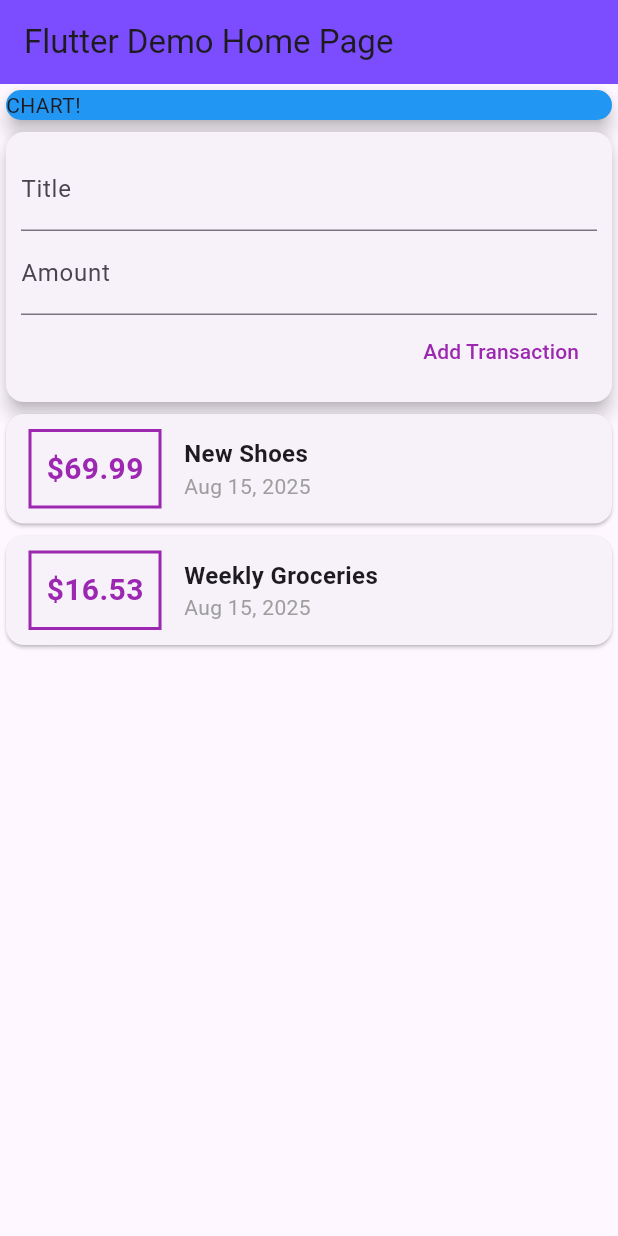
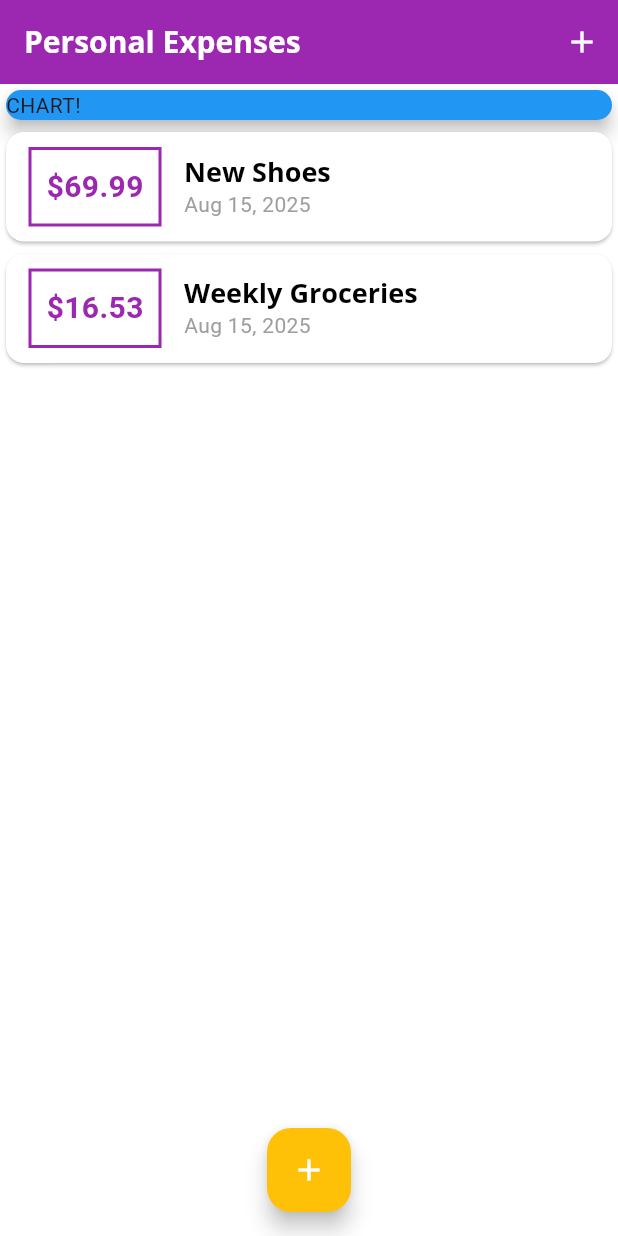
Before and after one commit to kikispark/personal_expenses_app_flutter, a Flutter app: the screen it shows after launch, on a phone screen of 412 x 824 dp. Run offline on Flutter 3.47's test engine with Material 3 defaults, Android fonts, the light colour scheme and no system bars.

Commit message:
add themes and fonts

```diff
--- a/lib/main.dart
+++ b/lib/main.dart
@@ -1,4 +1,7 @@
-import '/widgets/user_transaction.dart';
+import '/widgets/transaction_list.dart';
+
+import '../models/transaction.dart';
+import '/widgets/new_transaction.dart';
 
 import 'package:flutter/material.dart';
 
@@ -8,17 +11,94 @@
   const MyApp({super.key});
   @override
   Widget build(BuildContext context) {
-    return MaterialApp(title: 'Flutter Demo', home: MyHomePage());
+    return MaterialApp(
+      title: 'Personal Expenses',
+      theme: ThemeData(
+        fontFamily: 'Quicksand',
+        textTheme: ThemeData().textTheme.copyWith(
+          titleLarge: TextStyle(
+            fontFamily: 'OpenSans',
+            fontSize: 18,
+            fontWeight: FontWeight.bold,
+          ),
+        ),
+        colorScheme: ColorScheme.fromSwatch(
+          primarySwatch: Colors.purple,
+          accentColor: Colors.amber,
+        ),
+        useMaterial3: true,
+        appBarTheme: AppBarTheme(
+          backgroundColor: Colors.purple,
+          foregroundColor: Colors.white,
+          titleTextStyle: TextStyle(
+            fontFamily: 'OpenSans',
+            fontSize: 20,
+            fontWeight: FontWeight.bold,
+          ),
+        ),
+      ),
+      home: MyHomePage(),
+    );
   }
 }
 
-class MyHomePage extends StatelessWidget {
+class MyHomePage extends StatefulWidget {
+  @override
+  State<MyHomePage> createState() => _MyHomePageState();
+}
+
+class _MyHomePageState extends State<MyHomePage> {
+  final List<Transaction> _userTransactions = [
+    Transaction(
+      id: 't1',
+      title: 'New Shoes',
+      amount: 69.99,
+      date: DateTime.now(),
+    ),
+    Transaction(
+      id: 't2',
+      title: 'Weekly Groceries',
+      amount: 16.53,
+      date: DateTime.now(),
+    ),
+  ];
+
+  void _addNewTransaction(String txTitle, double txAmount) {
+    final newTx = Transaction(
+      title: txTitle,
+      amount: txAmount,
+      date: DateTime.now(),
+      id: DateTime.now().toString(),
+    );
+
+    setState(() {
+      _userTransactions.add(newTx);
+    });
+  }
+
+  void _startAddNewTransaction(BuildContext ctx) {
+    showModalBottomSheet(
+      context: ctx,
+      builder: (_) {
+        return NewTransaction(_addNewTransaction);
+      },
+    );
+  }
+
   @override
   Widget build(BuildContext context) {
     return Scaffold(
       appBar: AppBar(
-        title: Text('Flutter Demo Home Page'),
-        backgroundColor: Colors.deepPurpleAccent,
+        title: Text('Personal Expenses'),
+
+        actions: <Widget>[
+          IconButton(
+            icon: Icon(Icons.add),
+            onPressed: () {
+              _startAddNewTransaction(context);
+            },
+          ),
+        ],
       ),
       body: SingleChildScrollView(
         child: Column(
@@ -33,10 +113,17 @@
                 child: Text('CHART!'),
               ),
             ),
-
-            UserTransaction(),
+            TransactionList(_userTransactions),
           ],
         ),
+      ),
+      floatingActionButtonLocation: FloatingActionButtonLocation.centerFloat,
+      floatingActionButton: FloatingActionButton(
+        backgroundColor: Theme.of(context).colorScheme.secondary,
+        child: Icon(Icons.add),
+        onPressed: () {
+          _startAddNewTransaction(context);
+        },
       ),
     );
   }
--- a/lib/widgets/new_transaction.dart
+++ b/lib/widgets/new_transaction.dart
@@ -1,11 +1,28 @@
 import 'package:flutter/material.dart';
 
-class NewTransaction extends StatelessWidget {
+class NewTransaction extends StatefulWidget {
   final Function addTx;
+
+  NewTransaction(this.addTx);
+
+  @override
+  State<NewTransaction> createState() => _NewTransactionState();
+}
+
+class _NewTransactionState extends State<NewTransaction> {
   final titleController = TextEditingController();
+
   final amountController = TextEditingController();
 
-  NewTransaction(this.addTx);
+  void submitData() {
+    final enteredTitle = titleController.text;
+    final enteredAmount = double.parse(amountController.text);
+    if (enteredTitle.isEmpty || enteredAmount <= 0) {
+      return;
+    }
+    widget.addTx(enteredTitle, enteredAmount);
+    Navigator.of(context).pop();
+  }
 
   @override
   Widget build(BuildContext context) {
@@ -23,15 +40,12 @@
             TextField(
               decoration: InputDecoration(labelText: 'Amount'),
               controller: amountController,
+              keyboardType: TextInputType.number,
+              onSubmitted: (_) => submitData,
             ),
             TextButton(
               style: TextButton.styleFrom(foregroundColor: Colors.purple),
-              onPressed: () {
-                addTx(
-                  titleController.text,
-                  double.parse(amountController.text),
-                );
-              },
+              onPressed: submitData,
               child: Text('Add Transaction'),
             ),
           ],
--- a/lib/widgets/transaction_list.dart
+++ b/lib/widgets/transaction_list.dart
@@ -8,27 +8,30 @@
 
   @override
   Widget build(BuildContext context) {
+    final theme = Theme.of(context);
     return Container(
       height: 300,
-      child: SingleChildScrollView(
-        child: Column(
-          children: transactions.map((tx) {
+      child: ListView.builder(
+        itemBuilder: (ctx, index) {
           return Card(
             child: Row(
               children: <Widget>[
                 Container(
                   margin: EdgeInsets.symmetric(horizontal: 15, vertical: 10),
                   decoration: BoxDecoration(
-                      border: Border.all(color: Colors.purple, width: 2),
+                    border: Border.all(
+                      color: Theme.of(context).primaryColor,
+                      width: 2,
+                    ),
                   ),
                   padding: EdgeInsets.all(10),
 
                   child: Text(
-                      '\$${tx.amount}',
+                    '\$${transactions[index].amount.toStringAsFixed(2)}',
                     style: TextStyle(
                       fontWeight: FontWeight.bold,
                       fontSize: 20,
-                        color: Colors.purple,
+                      color: Theme.of(context).primaryColor,
                     ),
                   ),
                 ),
@@ -36,14 +39,11 @@
                   crossAxisAlignment: CrossAxisAlignment.start,
                   children: <Widget>[
                     Text(
-                        tx.title,
-                        style: TextStyle(
-                          fontWeight: FontWeight.bold,
-                          fontSize: 16,
-                        ),
+                      transactions[index].title,
+                      style: Theme.of(context).textTheme.titleLarge,
                     ),
                     Text(
-                        DateFormat.yMMMd().format(tx.date),
+                      DateFormat.yMMMd().format(transactions[index].date),
                       style: TextStyle(color: Colors.grey),
                     ),
                   ],
@@ -51,8 +51,8 @@
               ],
             ),
           );
-          }).toList(),
-        ),
+        },
+        itemCount: transactions.length,
       ),
     );
   }
--- a/lib/widgets/user_transaction.dart
+++ /dev/null
@@ -1,48 +0,0 @@
-import '/widgets/new_transaction.dart';
-import '/widgets/transaction_list.dart';
-import 'package:flutter/material.dart';
-import '../models/transaction.dart';
-
-class UserTransaction extends StatefulWidget {
-  const UserTransaction({super.key});
-
-  @override
-  State<UserTransaction> createState() => _UserTransactionState();
-}
-
-class _UserTransactionState extends State<UserTransaction> {
-  final List<Transaction> _userTransactions = [
-    Transaction(
-      id: 't1',
-      title: 'New Shoes',
-      amount: 69.99,
-      date: DateTime.now(),
-    ),
-    Transaction(
-      id: 't2',
-      title: 'Weekly Groceries',
-      amount: 16.53,
-      date: DateTime.now(),
-    ),
-  ];
-
-  void _addNewTransaction(String txTitle, double txAmount) {
-    final newTx = Transaction(
-      title: txTitle,
-      amount: txAmount,
-      date: DateTime.now(),
-      id: DateTime.now().toString(),
-    );
-
-    setState(() {
-      _userTransactions.add(newTx);
-    });
-  }
-
-  @override
-  Widget build(BuildContext context) {
-    return Column(
-      children: <Widget>[NewTransaction(_addNewTransaction), TransactionList(_userTransactions)],
-    );
-  }
-}
```
Also changed, not shown: pubspec.yaml (+12 -12 lines), assets/fonts/OpenSans-Bold.ttf (added), assets/fonts/OpenSans-Regular.ttf (added), assets/fonts/Quicksand-Bold.ttf (added), assets/fonts/Quicksand-Light.ttf (added), assets/fonts/Quicksand-Medium.ttf (added), assets/fonts/Quicksand-Regular.ttf (added). Lines whose indentation alone changed are shown as unchanged.
